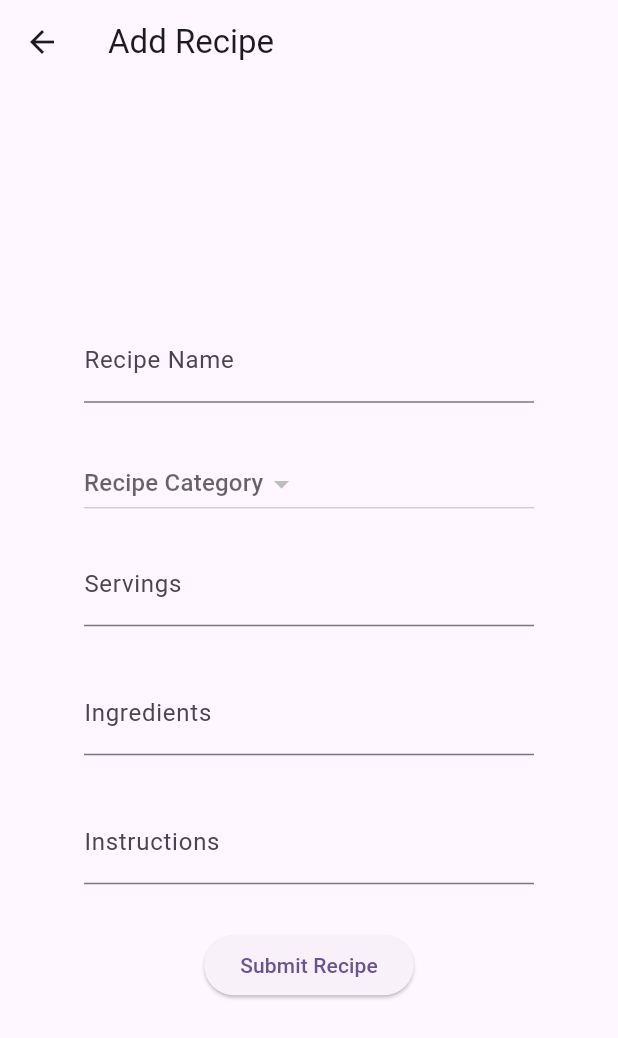
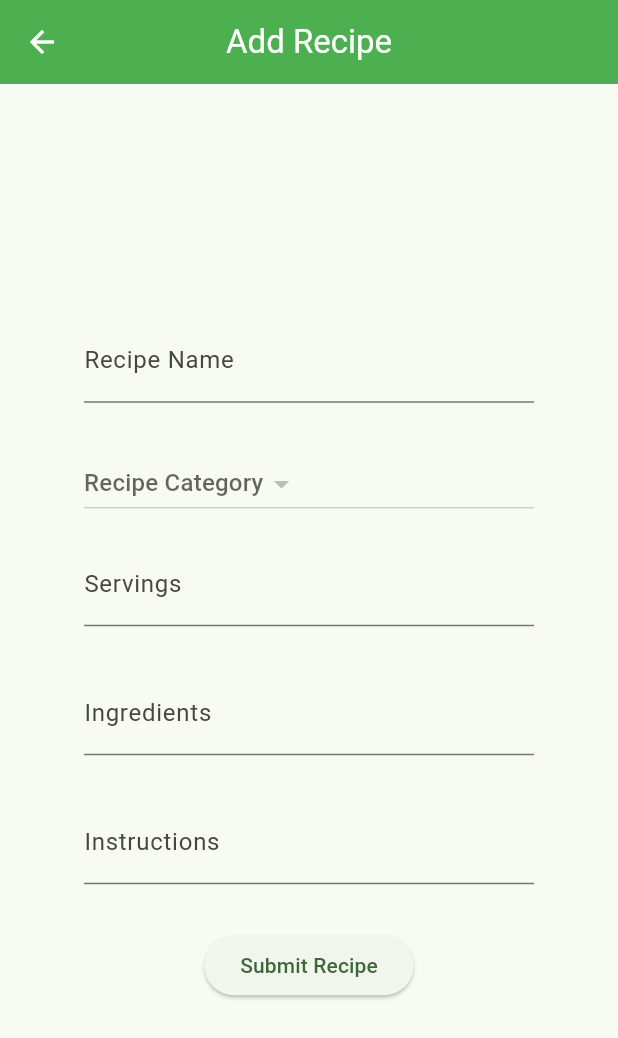
Before and after one commit to venoric/food-bank-android, a Flutter app: the HomeScreen screen opened directly, after a tap on the "add" icon, on a phone screen of 412 x 824 dp. Shown: the top 1038 px of the screen. Run offline on Flutter 3.47's test engine with Material 3 defaults, Android fonts, the phone set to English and light mode, and no system bars; our stand-ins replace flutter_rating_bar, flutter_secure_storage, fluttertoast; missing offline and left inert: comment_box, postgres, youtube_data_api; accounts and stored records are empty.

Commit message:
see full summary
all screen-related files
- center AppBar text
- change AppBar and FAB background colors to 'Colors.green'
- change text and icon colors to white

main.dart
- set global color scheme's seed color to 'Colors.green'

```diff
--- a/lib/add_recipe_screen.dart
+++ b/lib/add_recipe_screen.dart
@@ -41,7 +41,15 @@ class _AddRecipeScreenState extends State<AddRecipeScreen> {
           // Case: Successfully fetched available categories
           late List<String> recipeCategoryList = snapshot.data!;
           return Scaffold(
-            appBar: AppBar(title: const Text('Add Recipe')),
+            appBar: AppBar(
+              leading: IconButton(
+                icon: const Icon(Icons.arrow_back, color: Colors.white),
+                onPressed: () => Navigator.of(context).pop(),
+              ),
+              title: const Text('Add Recipe', style: TextStyle(color: Colors.white)),
+              backgroundColor: Colors.green,
+              centerTitle: true,
+            ),
             body: Form(
               key: _formKey,
               child: Center(
--- a/lib/home_screen.dart
+++ b/lib/home_screen.dart
@@ -38,11 +38,13 @@ class _HomeScreenState extends State<HomeScreen> {
                 slivers: <Widget>[
                   SliverAppBar(
                     automaticallyImplyLeading: false, // Remove back button
-                    title: const Text('FoodBank Home'),
+                    title: const Text('FoodBank Home', style: TextStyle(color: Colors.white)),
+                    backgroundColor: Colors.green,
+                    centerTitle: true,
                     pinned: true,
                     actions: <Widget>[
                       PopupMenuButton(
-                        icon: const Icon(Icons.more_vert),
+                        icon: const Icon(Icons.more_vert, color: Colors.white),
                         itemBuilder: (context) {
                           return [
                             PopupMenuItem(
@@ -122,6 +124,7 @@ class _HomeScreenState extends State<HomeScreen> {
                 children: [
                   // Floating Action Button for Adding Recipe
                   FloatingActionButton(
+                    backgroundColor: Colors.green,
                     onPressed: () {
                       // Let user add their own recipe to the DB
                       Navigator.push(
@@ -129,21 +132,22 @@ class _HomeScreenState extends State<HomeScreen> {
                           MaterialPageRoute(builder: (context) => AddRecipeScreen(refreshRecipeList: _refreshRecipeList))
                       );
                     },
-                    child: const Icon(Icons.add),
+                    child: const Icon(Icons.add, color: Colors.white),
                   ),
                   const SizedBox(
                     height: 30.0,
                   ),
                   // Floating Action Button for Filtering Recipes on Home Screen Based on Category
                   FloatingActionButton(
+                    backgroundColor: Colors.green,
                     onPressed: () {
                       // Let user select filters for the available recipe categories
                       Navigator.push(
-                          context,
-                          MaterialPageRoute(builder: (context) => SelectRecipeCategoriesScreen(refreshRecipeList: _refreshRecipeList)),
+                        context,
+                        MaterialPageRoute(builder: (context) => SelectRecipeCategoriesScreen(refreshRecipeList: _refreshRecipeList)),
                       );
                     },
-                    child: const Icon(Icons.filter_list),
+                    child: const Icon(Icons.filter_list, color: Colors.white),
                   ),
                 ],
               ),
--- a/lib/landing_screen.dart
+++ b/lib/landing_screen.dart
@@ -16,7 +16,11 @@ class _LandingScreenState extends State<LandingScreen> {
   @override
   Widget build(BuildContext context) {
     return Scaffold(
-      appBar: AppBar(title: const Text('Welcome to FoodBank')),
+      appBar: AppBar(
+        title: const Text('Welcome to FoodBank', style: TextStyle(color: Colors.white)),
+        backgroundColor: Colors.green,
+        centerTitle: true,
+      ),
       body: Center(
         child: Padding(
           padding: const EdgeInsets.only(top: 100.0),
--- a/lib/main.dart
+++ b/lib/main.dart
@@ -16,7 +16,9 @@ class FoodBankApp extends StatelessWidget {
     return MaterialApp(
       title: 'FoodBank',
       theme: ThemeData(
-        colorScheme: ColorScheme.fromSeed(seedColor: Colors.deepPurple),
+        colorScheme: ColorScheme.fromSeed(
+          seedColor: Colors.green,
+        ),
         useMaterial3: true,
       ),
       home: FutureBuilder(
--- a/lib/recipe_comments_screen.dart
+++ b/lib/recipe_comments_screen.dart
@@ -56,7 +56,10 @@ class _RecipeCommentsScreenState extends State<RecipeCommentsScreen> {
           // Get comments for current recipe from DB
           List<RecipeComment> commentsCurrentRecipe = snapshot.data!;
           return Scaffold(
-            appBar: AppBar(),
+            appBar: AppBar(
+              title: const Text('Comments'),
+              centerTitle: true,
+            ),
             body: CommentBox(
               child: commentChild(commentsCurrentRecipe),
               labelText: 'Write a comment...',
```
Also changed, not shown: lib/favorite_recipes_screen.dart (+8 -2 lines), lib/login_screen.dart (+9 -1 lines), lib/posted_recipes_screen.dart (+8 -2 lines), lib/select_recipe_categories_screen.dart (+9 -2 lines).
